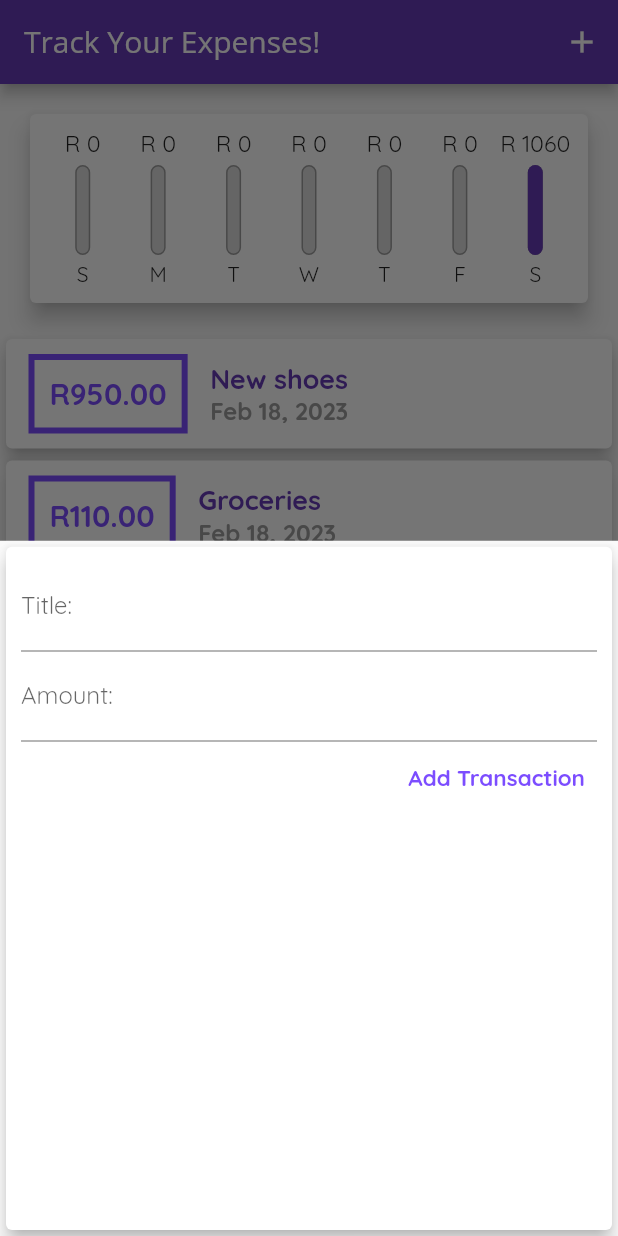
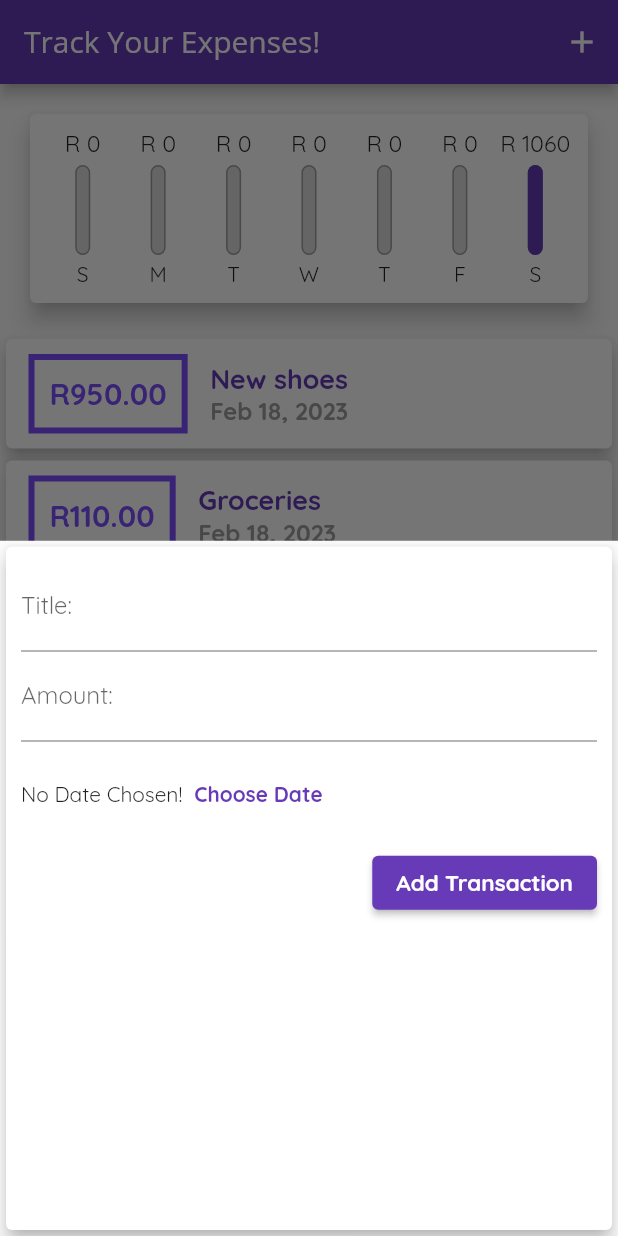
Before and after one commit to Ruan6370/flutterSect4Guide, a Flutter app: the screen it shows after launch, after a tap on the "add" icon, on a phone screen of 412 x 824 dp. Run offline on Flutter 3.47's test engine with Material 2 defaults, Android fonts, the phone set to English and light mode, and no system bars.

Commit message:
Added Date Picker

```diff
--- a/lib/_widgets/chart_bar.dart
+++ b/lib/_widgets/chart_bar.dart
@@ -13,7 +13,7 @@ class ChartBar extends StatelessWidget {
   Widget build(BuildContext context) {
     return Column(
       children: <Widget>[
-        Container(
+        SizedBox(
             height: 20,
             child: FittedBox(
                 child: Text('R ' + spendingAmount.toStringAsFixed(0)))),
--- a/lib/_widgets/transaction_creator.dart
+++ b/lib/_widgets/transaction_creator.dart
@@ -14,7 +14,7 @@ class _TransactionCreatorState extends State<TransactionCreator> {
 
   final amountController = TextEditingController();
 
-  void submitData() {
+  void _submitData() {
     final enteredTitle = titleController.text;
     final enteredAmount = double.parse(amountController.text);
 
@@ -25,6 +25,14 @@ class _TransactionCreatorState extends State<TransactionCreator> {
     widget.addTx(enteredTitle, enteredAmount);
 
     Navigator.of(context).pop();
+  }
+
+  void _presentDatePicker() {
+    showDatePicker(
+        context: context,
+        initialDate: DateTime.now(),
+        firstDate: DateTime(2019),
+        lastDate: DateTime.now());
   }
 
   @override
@@ -48,12 +56,29 @@ class _TransactionCreatorState extends State<TransactionCreator> {
                   ),
                   controller: amountController,
                   keyboardType: TextInputType.number,
-                  onSubmitted: (_) => submitData(),
+                  onSubmitted: (_) => _submitData(),
                 ),
+                SizedBox(
+                  height: 70,
+                  child: Row(
+                    children: <Widget>[
+                      const Text('No Date Chosen!'),
                       TextButton(
-                    onPressed: submitData,
-                    style: TextButton.styleFrom(
-                      foregroundColor: Colors.deepPurpleAccent,
+                        onPressed: _presentDatePicker,
+                        child: const Text(
+                          'Choose Date',
+                          style: TextStyle(
+                            fontWeight: FontWeight.bold,
+                          ),
+                        ),
+                      ),
+                    ],
+                  ),
+                ),
+                ElevatedButton(
+                  onPressed: _submitData,
+                  style: ElevatedButton.styleFrom(
+                    backgroundColor: Theme.of(context).primaryColor,
                   ),
                   child: const Text(
                     'Add Transaction',
@@ -61,7 +86,8 @@ class _TransactionCreatorState extends State<TransactionCreator> {
                       fontSize: 15,
                       fontWeight: FontWeight.bold,
                     ),
-                    )),
+                  ),
+                ),
               ]),
         ));
   }
```
Lines whose indentation alone changed are shown as unchanged.
